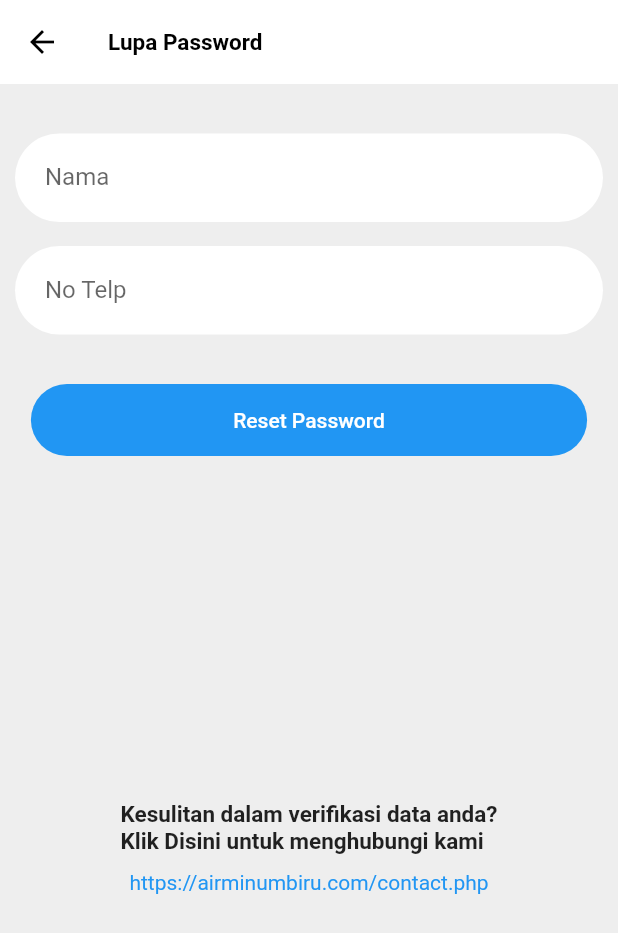
After one commit to RendyGunawan1998/Air_Biru, a Flutter app: the screen it shows after launch, after a tap on "Lupa Sandi?", on a phone screen of 412 x 824 dp. The commit adds this screen. Shown: the top 933 px of the screen. Run offline on Flutter 3.47's test engine with Material 2 defaults, Android fonts, the phone set to English and light mode, and no system bars; our stand-ins replace carousel_slider, get, google_nav_bar, google_sign_in, image_picker, shared_preferences; accounts and stored records are empty; network calls fail.

Commit message:
fungsi upload foto dan lupa pass

```diff
--- a/lib/pages/login.dart
+++ b/lib/pages/login.dart
@@ -1,5 +1,6 @@
 import 'package:flutter/material.dart';
 import 'package:galon/controller/user_controller.dart';
+import 'package:galon/pages/lupa_pass.dart';
 import 'package:galon/pages/register.dart';
 import 'package:galon/widget/extra_screen/loading.dart';
 import 'package:galon/widget/input_widget.dart';
@@ -140,7 +141,11 @@ class _LoginAnimationState extends State<LoginAnimation>
                     Get.to(() => RegisterPage());
                   },
                   child: TextPutih(text: 'Daftar Akun')),
-              TextPutih(text: 'Lupa Sandi?'),
+              InkWell(
+                  onTap: () {
+                    Get.to(() => LupaPass());
+                  },
+                  child: TextPutih(text: 'Lupa Sandi?')),
               TextPutih(text: 'Privacy Policy'),
             ],
           ),
--- /dev/null
+++ b/lib/pages/lupa_pass.dart
@@ -0,0 +1,190 @@
+import 'package:flutter/cupertino.dart';
+import 'package:flutter/material.dart';
+import 'package:flutter/painting.dart';
+import 'package:galon/controller/user_controller.dart';
+import 'package:galon/widget/input_widget.dart';
+import 'package:galon/widget/submit_button_widget.dart';
+import 'package:get/get.dart';
+
+class LupaPass extends StatefulWidget {
+  _LupaPassState createState() => _LupaPassState();
+}
+
+class _LupaPassState extends State<LupaPass> {
+  TextEditingController namaTC = new TextEditingController();
+  TextEditingController telpTC = new TextEditingController();
+
+  GlobalKey<FormState> formKey = GlobalKey<FormState>();
+  bool loading = false;
+  String message = '';
+
+  UserController userController = UserController();
+
+  @override
+  void initState() {
+    super.initState();
+  }
+
+  @override
+  void dispose() {
+    super.dispose();
+    namaTC.dispose();
+    telpTC.dispose();
+  }
+
+  @override
+  Widget build(BuildContext context) {
+    return Scaffold(
+      backgroundColor: Colors.grey[200],
+      // backgroundColor: Colors.blue[200],
+      appBar: AppBar(
+        leading: IconButton(
+          icon: Icon(Icons.arrow_back, color: Colors.black),
+          onPressed: () => Get.back(),
+        ),
+        backgroundColor: Colors.white,
+        elevation: 0,
+        title: Text(
+          "Lupa Password",
+          style: TextStyle(
+              fontWeight: FontWeight.bold, fontSize: 15, color: Colors.black),
+        ),
+      ),
+      body: loading ? Center(child: CircularProgressIndicator()) : _buildBody(),
+    );
+  }
+
+  Widget _textFormField(IconData icon, String label,
+      TextEditingController controller, TextInputType input) {
+    return Padding(
+      padding: EdgeInsets.symmetric(vertical: 8.0),
+      child: InputWidget(
+        child: TextFormField(
+          decoration: InputDecoration(
+            labelText: label,
+            border: InputBorder.none,
+          ),
+          controller: controller,
+          keyboardType: input,
+        ),
+      ),
+    );
+  }
+
+  Widget _box(double height) {
+    return SizedBox(
+      height: height,
+    );
+  }
+
+  Widget _buildBody() {
+    return SingleChildScrollView(
+      child: Column(
+        mainAxisAlignment: MainAxisAlignment.center,
+        children: [
+          _box(15),
+          Form(
+            key: formKey,
+            child: Container(
+              padding: EdgeInsets.all(10),
+              child: Column(
+                children: [
+                  _textFormField(
+                      Icons.person, "Nama", namaTC, TextInputType.name),
+                  _textFormField(
+                      Icons.phone, "No Telp", telpTC, TextInputType.number),
+                  _box(25),
+                  SubmitButtonWidget(
+                    width: Get.width * 0.9,
+                    color: Colors.blue,
+                    function: () {
+                      // _tryUpdate();
+                      print("pressed");
+                    },
+                    text: "Reset Password",
+                    textColor: Colors.white,
+                  ),
+                  _box(30),
+                  Container(
+                      padding: EdgeInsets.symmetric(vertical: 200),
+                      child: Center(
+                        child: Column(
+                          children: [
+                            Text(
+                              "Kesulitan dalam verifikasi data anda?\nKlik Disini untuk menghubungi kami",
+                              style: TextStyle(
+                                  fontWeight: FontWeight.bold, fontSize: 15),
+                            ),
+                            _box(10),
+                            Text(
+                              "https://airminumbiru.com/contact.php",
+                              style: TextStyle(color: Colors.blue),
+                              textAlign: TextAlign.center,
+                            ),
+                          ],
+                        ),
+                      ))
+                ],
+              ),
+            ),
+          )
+        ],
+      ),
+    );
+  }
+
+  // void _tryUpdate() async {
+  //   try {
+  //     setState(() {
+  //       loading = true;
+  //     });
+  //     await userController
+  //         .updateProfile(
+  //             namaTC.text, telpTC.text, emailTC.text, alamatTC.text, ktpTC.text)
+  //         .then((value) => {
+  //               setState(() {
+  //                 message = value;
+  //               })
+  //             });
+  //     print("update profile: $message");
+  //     if (message == "Data Berhasil Update !!") {
+  //       _alertSuccess(context);
+  //     } else if (message == "Access Not Allowed") {
+  //       Token().removeToken();
+  //       Get.back();
+  //     } else {
+  //       Get.snackbar("Gagal edit profile", message);
+  //     }
+  //     setState(() {
+  //       loading = false;
+  //     });
+  //   } catch (e) {
+  //     setState(() {
+  //       loading = false;
+  //     });
+
+  //     Get.snackbar("Gagal", "Terjadi Kesalahan");
+  //   }
+  // }
+
+  _alertSuccess(BuildContext context) {
+    Widget okButton = TextButton(
+        child: Text("OK"),
+        onPressed: () {
+          Get.back();
+        });
+    AlertDialog alert = AlertDialog(
+      title: Text("Sukses"),
+      content: Text("Profile berhasil diperbaharui"),
+      actions: [
+        okButton,
+      ],
+    );
+    showDialog(
+      context: context,
+      builder: (BuildContext context) {
+        return alert;
+      },
+    );
+  }
+}
--- a/lib/pages/profile.dart
+++ b/lib/pages/profile.dart
@@ -9,6 +9,7 @@ import 'package:galon/pages/edit.dart';
 // import 'package:galon/model/model_profile.dart';
 import 'package:galon/pages/login.dart';
 import 'package:galon/pages/password.dart';
+import 'package:galon/pages/upload_ktp.dart';
 import 'package:get/get.dart';
 import 'dart:math' as math;
 
@@ -187,7 +188,9 @@ class _ProfilePageState extends State<ProfilePage>
       child: Stack(
         children: [
           ListTile(
-            onTap: () async {},
+            onTap: () {
+              Get.to(() => UploadKTPPage());
+            },
             title: Text(
               'Upload KTP',
               style: TextStyle(color: Colors.black, fontSize: 16),
--- a/pubspec.yaml
+++ b/pubspec.yaml
@@ -37,6 +37,7 @@ dependencies:
   flutter_staggered_grid_view: ^0.4.0
   carousel_slider: ^4.0.0
   google_sign_in: ^5.1.0
+  image_picker: ^0.7.5
 
 dev_dependencies:
   flutter_test:
```
Also changed, not shown: lib/pages/upload_ktp.dart (added, +224 -0 lines), assets/images/no_data.png (added), pubspec.lock.
